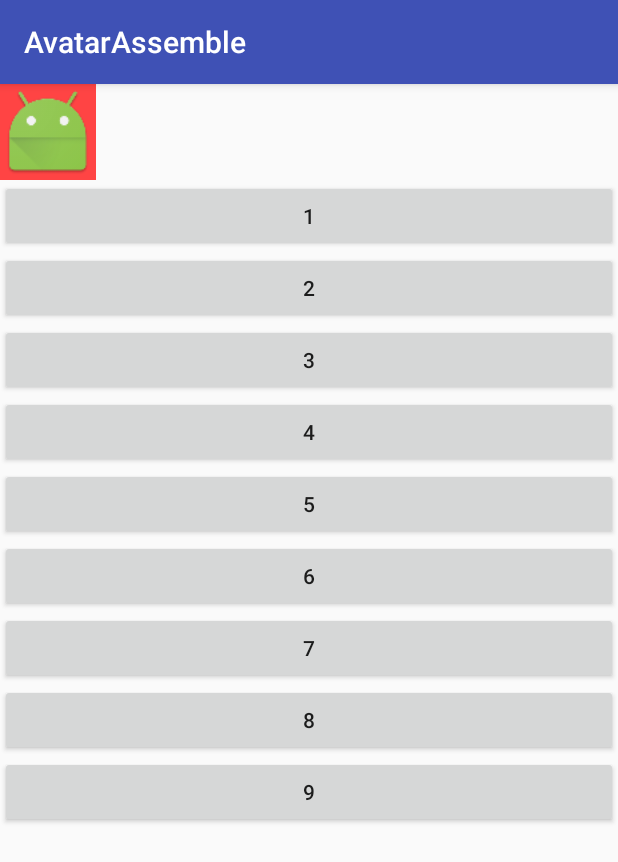
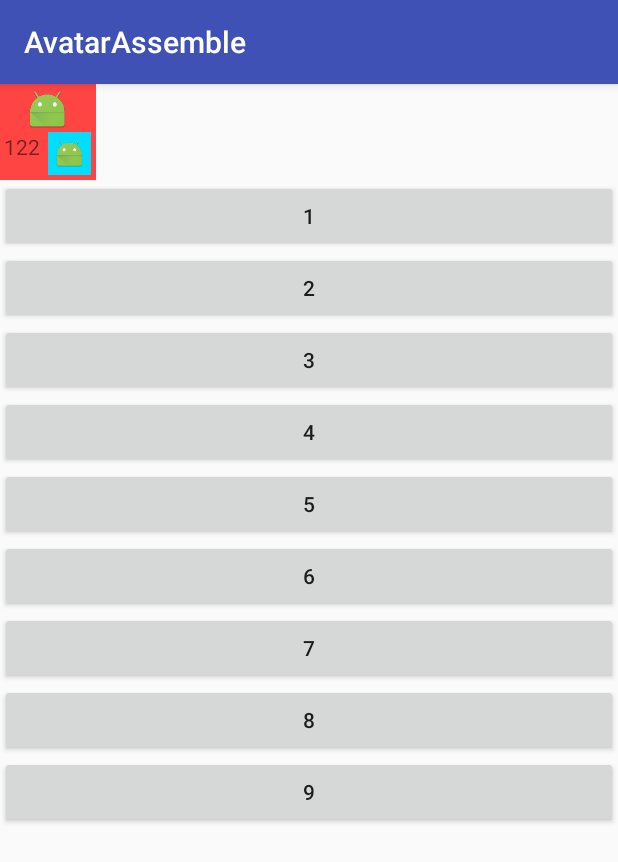
Before and after one commit to mzhua/AvatarAssemble, an Android app: the screen it shows after launch (MainActivity), on a phone screen of 412 x 824 dp. Shown: the top 862 px of the screen. Run offline under Robolectric (Android 15) with nearby library versions, the light colour scheme and no system bars; pictures from the network do not load.

Commit message:
update readme

```diff
--- a/app/src/main/res/layout/activity_main.xml
+++ b/app/src/main/res/layout/activity_main.xml
@@ -26,6 +26,20 @@
                 android:layout_height="wrap_content"
                 android:src="@mipmap/ic_launcher"/>
 
+            <TextView
+                android:layout_width="wrap_content"
+                android:layout_height="wrap_content"
+                android:text="122"/>
+            <LinearLayout
+                android:layout_width="wrap_content"
+                android:layout_height="wrap_content"
+                android:padding="4dp"
+                android:background="@android:color/holo_blue_bright">
+                <ImageView
+                    android:layout_width="wrap_content"
+                    android:layout_height="wrap_content"
+                    android:src="@mipmap/ic_launcher"/>
+            </LinearLayout>
 
         </im.hua.avatarassemble.library.MultiAvatarView>
 
```
Also changed, not shown: 1 other file.
